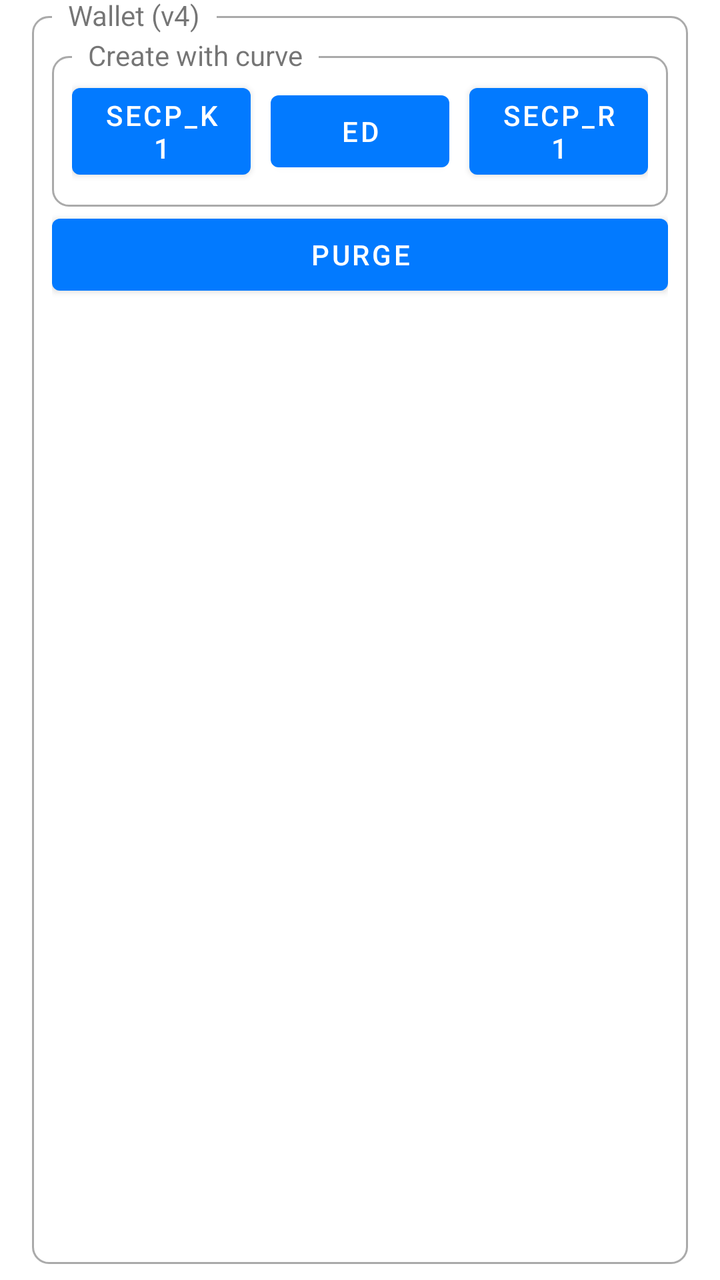
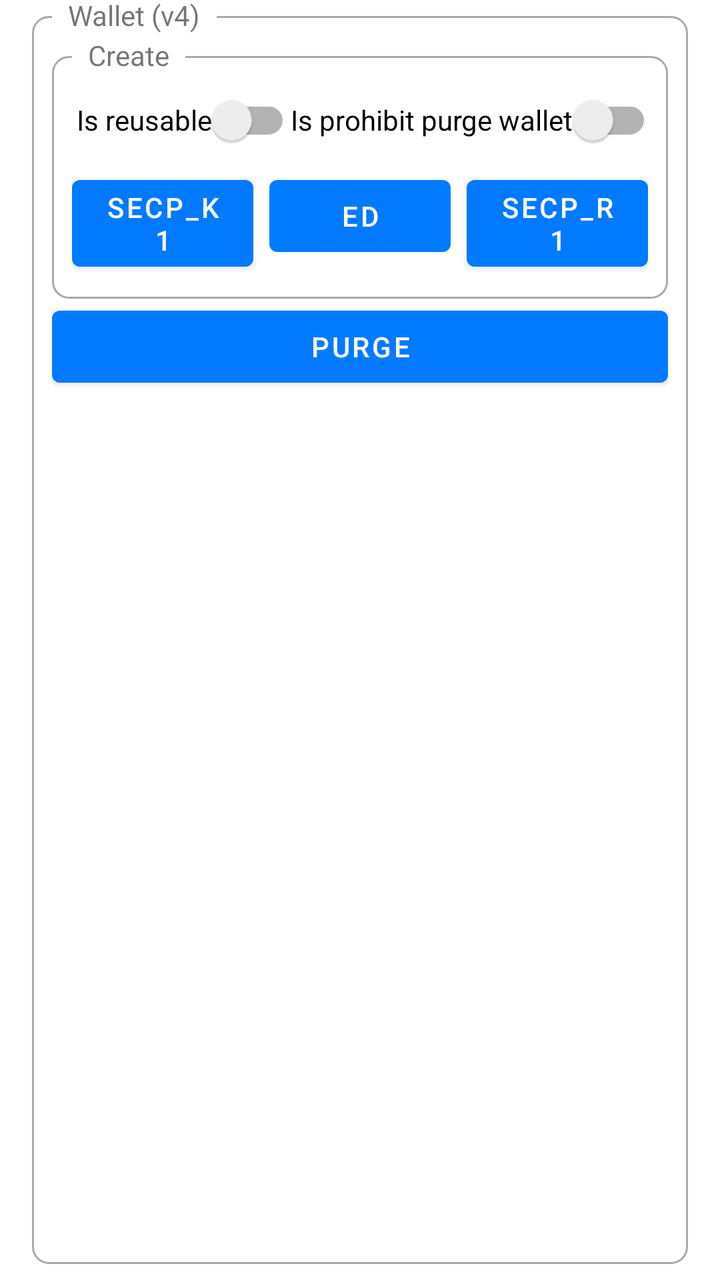

Before-and-after screenshots of an Android layout around one commit, followed by the original layout XML and the change that was made.
<!-- AndroidManifest.xml: application theme AppTheme -->
<!-- res/layout/wallet.xml -->
<?xml version="1.0" encoding="utf-8"?>
<FrameLayout xmlns:android="http://schemas.android.com/apk/res/android"
    xmlns:tools="http://schemas.android.com/tools"
    android:layout_width="match_parent"
    android:layout_height="wrap_content"
    android:clipToPadding="false"
    android:paddingStart="@dimen/box_padding_horizontal"
    android:paddingTop="@dimen/box_padding_vertical"
    android:paddingEnd="@dimen/box_padding_horizontal"
    android:paddingBottom="@dimen/box_padding_vertical">

    <FrameLayout
        android:layout_width="match_parent"
        android:layout_height="match_parent"
        android:background="@drawable/rounded_corner" />

    <TextView
        android:layout_width="wrap_content"
        android:layout_height="wrap_content"
        android:background="?android:windowBackground"
        android:paddingStart="8dp"
        android:paddingEnd="8dp"
        android:text="Wallet (v4)"
        android:translationX="10dp"
        android:translationY="-10dp" />

    <LinearLayout
        android:id="@+id/contentContainer"
        android:layout_width="match_parent"
        android:layout_height="match_parent"
        android:layout_margin="10dp"
        android:orientation="vertical"
        android:visibility="visible">

        <LinearLayout
            android:id="@+id/walletIndexesContainer"
            android:layout_width="match_parent"
            android:layout_height="wrap_content"
            android:orientation="horizontal"
            android:visibility="gone"
            tools:visibility="visible">

            <com.google.android.material.slider.Slider
                android:id="@+id/sliderWallet"
                android:layout_width="0dp"
                android:layout_height="wrap_content"
                android:layout_weight="1" />

            <TextView
                android:id="@+id/tvWalletIndex"
                android:layout_width="wrap_content"
                android:layout_height="wrap_content"
                android:layout_gravity="center"
                android:layout_marginStart="8dp"
                android:layout_marginEnd="8dp" />

        </LinearLayout>

        <FrameLayout
            android:layout_width="match_parent"
            android:layout_height="wrap_content">

            <FrameLayout
                android:layout_width="match_parent"
                android:layout_height="match_parent"
                android:layout_marginTop="10dp"
                android:background="@drawable/rounded_corner" />

            <TextView
                android:layout_width="wrap_content"
                android:layout_height="wrap_content"
                android:background="@android:color/background_light"
                android:paddingStart="8dp"
                android:paddingEnd="8dp"
                android:text="Create with curve"
                android:translationX="10dp" />

            <LinearLayout
                android:layout_width="match_parent"
                android:layout_height="wrap_content"
                android:layout_marginTop="10dp"
                android:gravity="center"
                android:orientation="horizontal"
                android:padding="10dp">

                <Button
                    android:id="@+id/btnCreateWalletSecpK1"
                    android:layout_width="0dp"
                    android:layout_height="wrap_content"
                    android:layout_weight="1"
                    android:text="Secp_K1" />

                <View
                    android:layout_width="10dp"
                    android:layout_height="1dp" />

                <Button
                    android:id="@+id/btnCreateWalletEdwards"
                    android:layout_width="0dp"
                    android:layout_height="wrap_content"
                    android:layout_weight="1"
                    android:text="Ed" />

                <View
                    android:layout_width="10dp"
                    android:layout_height="1dp" />

                <Button
                    android:id="@+id/btnCreateWalletSecpR1"
                    android:layout_width="0dp"
                    android:layout_height="wrap_content"
                    android:layout_weight="1"
                    android:text="Secp_R1" />

            </LinearLayout>

        </FrameLayout>


        <LinearLayout
            android:layout_width="match_parent"
            android:layout_height="wrap_content"
            android:gravity="center"
            android:orientation="horizontal">

            <Button
                android:id="@+id/btnPurgeWallet"
                android:layout_width="0dp"
                android:layout_height="wrap_content"
                android:layout_weight="1"
                android:text="Purge" />

        </LinearLayout>

    </LinearLayout>

</FrameLayout>
<!-- resources referenced by this layout -->
<resources>
  <dimen name="box_padding_horizontal">16dp</dimen>
  <dimen name="box_padding_vertical">8dp</dimen>
  <!-- drawable rounded_corner (drawable) -->
  <?xml version="1.0" encoding="utf-8"?>
  <shape xmlns:android="http://schemas.android.com/apk/res/android">
      <stroke
          android:width="1dp"
          android:color="@android:color/darker_gray" />
  
      <solid android:color="@android:color/transparent" />
  
      <padding
          android:bottom="5dp"
          android:left="5dp"
          android:right="5dp"
          android:top="5dp" />
  
      <corners android:radius="8dp" />
  </shape>
  <style name="AppTheme" parent="Theme.MaterialComponents.DayNight.NoActionBar">
          <item name="colorPrimary">@color/primary</item>
          <item name="colorPrimaryDark">@color/primary_dark</item>
          <item name="colorOnPrimary">@color/on_primary</item>
          <item name="colorSecondary">@color/primary</item>
      </style>
  <color name="primary">#027aff</color>
  <color name="primary_dark">#0a02ff</color>
  <color name="on_primary">#FFFFFF</color>
</resources>

<!-- the commit's change to res/layout/wallet.xml (unified diff, before → after) -->
@@ -1,5 +1,6 @@
 <?xml version="1.0" encoding="utf-8"?>
 <FrameLayout xmlns:android="http://schemas.android.com/apk/res/android"
+    xmlns:app="http://schemas.android.com/apk/res-auto"
     xmlns:tools="http://schemas.android.com/tools"
     android:layout_width="match_parent"
     android:layout_height="wrap_content"
@@ -72,47 +73,72 @@
                 android:background="@android:color/background_light"
                 android:paddingStart="8dp"
                 android:paddingEnd="8dp"
-                android:text="Create with curve"
+                android:text="Create"
                 android:translationX="10dp" />
 
-            <LinearLayout
+            <androidx.constraintlayout.widget.ConstraintLayout
                 android:layout_width="match_parent"
-                android:layout_height="wrap_content"
-                android:layout_marginTop="10dp"
-                android:gravity="center"
-                android:orientation="horizontal"
-                android:padding="10dp">
+                android:padding="10dp"
+                android:layout_marginTop="8dp"
+                android:layout_height="wrap_content">
+
+                <androidx.appcompat.widget.SwitchCompat
+                    android:text="Is reusable"
+                    android:layout_width="wrap_content"
+                    android:layout_height="wrap_content"
+                    android:id="@+id/swIsReusable"
+                    app:layout_constraintTop_toTopOf="parent"
+                    app:layout_constraintStart_toStartOf="parent"
+                    app:layout_constraintHorizontal_bias="0.5"
+                    app:layout_constraintEnd_toStartOf="@+id/swIsProhibitPurgeWallet"
+                    app:layout_constraintHorizontal_chainStyle="spread_inside"
+                    android:layout_marginStart="4dp" />
+
+                <androidx.appcompat.widget.SwitchCompat
+                    android:text="Is prohibit purge wallet"
+                    android:layout_width="wrap_content"
+                    android:layout_height="wrap_content"
+                    android:id="@+id/swIsProhibitPurgeWallet"
+                    app:layout_constraintEnd_toEndOf="parent"
+                    app:layout_constraintStart_toEndOf="@+id/swIsReusable"
+                    app:layout_constraintHorizontal_bias="0.5"
+                    app:layout_constraintTop_toTopOf="@+id/swIsReusable" />
 
                 <Button
                     android:id="@+id/btnCreateWalletSecpK1"
                     android:layout_width="0dp"
                     android:layout_height="wrap_content"
-                    android:layout_weight="1"
-                    android:text="Secp_K1" />
-
-                <View
-                    android:layout_width="10dp"
-                    android:layout_height="1dp" />
+                    android:text="Secp_K1"
+                    android:layout_marginEnd="4dp"
+                    app:layout_constraintStart_toStartOf="parent"
+                    app:layout_constraintHorizontal_bias="0.5"
+                    app:layout_constraintEnd_toStartOf="@+id/btnCreateWalletEdwards"
+                    app:layout_constraintTop_toBottomOf="@+id/swIsReusable" />
 
                 <Button
                     android:id="@+id/btnCreateWalletEdwards"
                     android:layout_width="0dp"
                     android:layout_height="wrap_content"
-                    android:layout_weight="1"
-                    android:text="Ed" />
-
-                <View
-                    android:layout_width="10dp"
-                    android:layout_height="1dp" />
+                    android:text="Ed"
+                    android:layout_marginStart="4dp"
+                    android:layout_marginEnd="4dp"
+                    app:layout_constraintEnd_toStartOf="@+id/btnCreateWalletSecpR1"
+                    app:layout_constraintStart_toEndOf="@+id/btnCreateWalletSecpK1"
+                    app:layout_constraintHorizontal_bias="0.5"
+                    app:layout_constraintTop_toBottomOf="@+id/swIsReusable" />
 
                 <Button
                     android:id="@+id/btnCreateWalletSecpR1"
                     android:layout_width="0dp"
                     android:layout_height="wrap_content"
-                    android:layout_weight="1"
-                    android:text="Secp_R1" />
+                    android:layout_marginStart="4dp"
+                    android:text="Secp_R1"
+                    app:layout_constraintEnd_toEndOf="parent"
+                    app:layout_constraintStart_toEndOf="@+id/btnCreateWalletEdwards"
+                    app:layout_constraintHorizontal_bias="0.5"
+                    app:layout_constraintTop_toTopOf="@+id/btnCreateWalletEdwards" />
 
-            </LinearLayout>
+            </androidx.constraintlayout.widget.ConstraintLayout>
 
         </FrameLayout>
 
